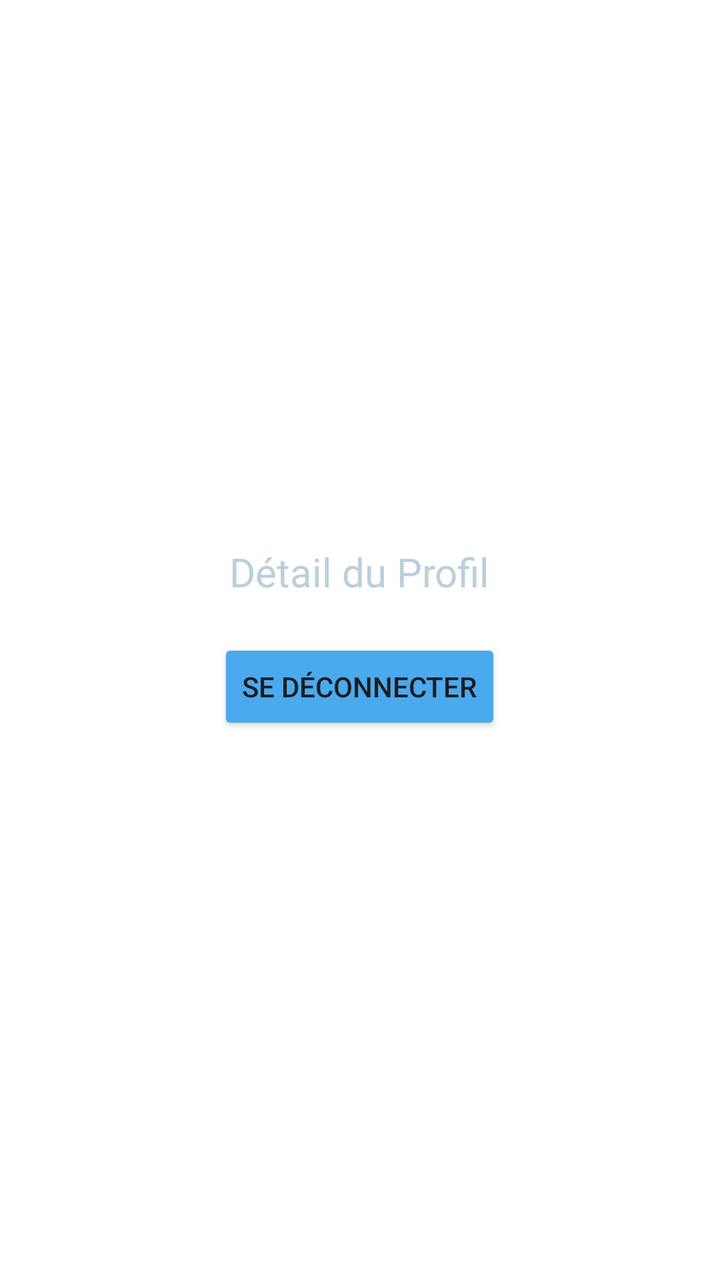
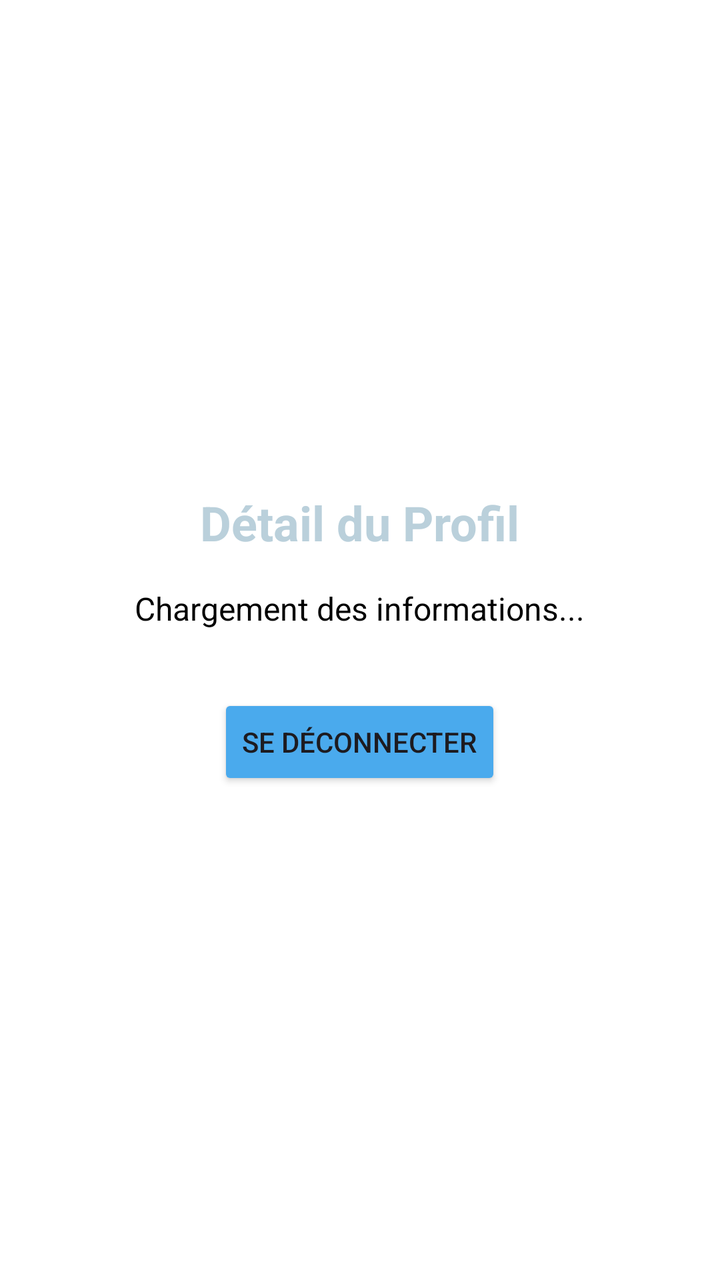

The first picture is an Android layout as it rendered before a commit; the second is the same layout after the commit. The layout source and the unified diff follow.
<!-- AndroidManifest.xml: application theme Theme.Labolbcandroid -->
<!-- res/layout/fragment_profile.xml -->
<?xml version="1.0" encoding="utf-8"?>
<LinearLayout xmlns:android="http://schemas.android.com/apk/res/android"
    android:layout_width="match_parent"
    android:layout_height="match_parent"
    android:background="@color/white"
    android:gravity="center"
    android:orientation="vertical"
    android:padding="16dp">

    <TextView
        android:layout_width="wrap_content"
        android:layout_height="wrap_content"
        android:text="Détail du Profil"
        android:textColor="@color/blue_dark"
        android:textSize="20sp" />

    <Button
        android:id="@+id/btn_logout"
        android:layout_width="wrap_content"
        android:layout_height="wrap_content"
        android:layout_marginTop="20dp"
        android:text="Se déconnecter"
        android:backgroundTint="@color/blue_primary" />
</LinearLayout>
<!-- resources referenced by this layout -->
<resources>
  <color name="blue_dark">#BAD0DB</color>
  <color name="blue_primary">#4AAAED</color>
  <color name="white">#FFFFFFFF</color>
  <style name="Theme.Labolbcandroid" parent="Base.Theme.Labolbcandroid" />
  <style name="Base.Theme.Labolbcandroid" parent="Theme.Material3.DayNight.NoActionBar">
          
          
      </style>
</resources>

<!-- the commit's change to res/layout/fragment_profile.xml (unified diff, before → after) -->
@@ -8,17 +8,29 @@
     android:padding="16dp">
 
     <TextView
+        android:id="@+id/tv_profile_title"
         android:layout_width="wrap_content"
         android:layout_height="wrap_content"
         android:text="Détail du Profil"
         android:textColor="@color/blue_dark"
-        android:textSize="20sp" />
+        android:textSize="24sp"
+        android:textStyle="bold"
+        android:layout_marginBottom="16dp"/>
+
+    <TextView
+        android:id="@+id/tv_profile_info"
+        android:layout_width="wrap_content"
+        android:layout_height="wrap_content"
+        android:text="Chargement des informations..."
+        android:textColor="@color/black"
+        android:textSize="16sp"
+        android:gravity="center"
+        android:layout_marginBottom="32dp"/>
 
     <Button
         android:id="@+id/btn_logout"
         android:layout_width="wrap_content"
         android:layout_height="wrap_content"
-        android:layout_marginTop="20dp"
         android:text="Se déconnecter"
         android:backgroundTint="@color/blue_primary" />
 </LinearLayout>
<!-- resource entries referenced after the edit -->
@@ -1,5 +1,6 @@
 <!-- resources referenced by this layout -->
 <resources>
+  <color name="black">#FF000000</color>
   <color name="blue_dark">#BAD0DB</color>
   <color name="blue_primary">#4AAAED</color>
   <color name="white">#FFFFFFFF</color>
